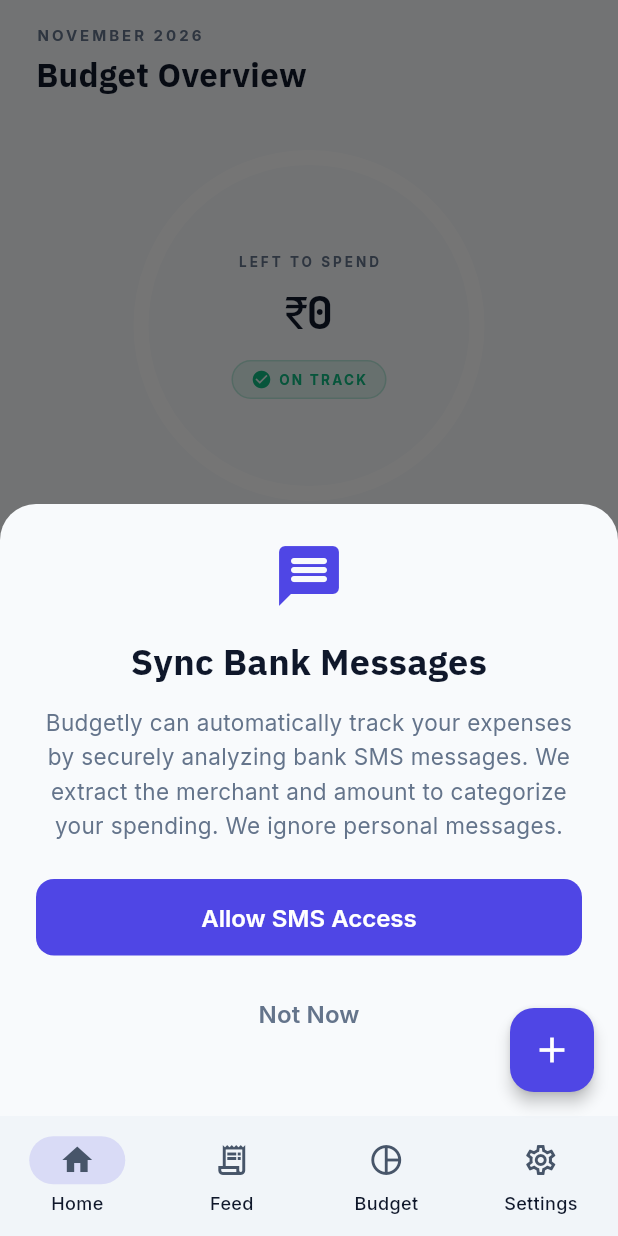
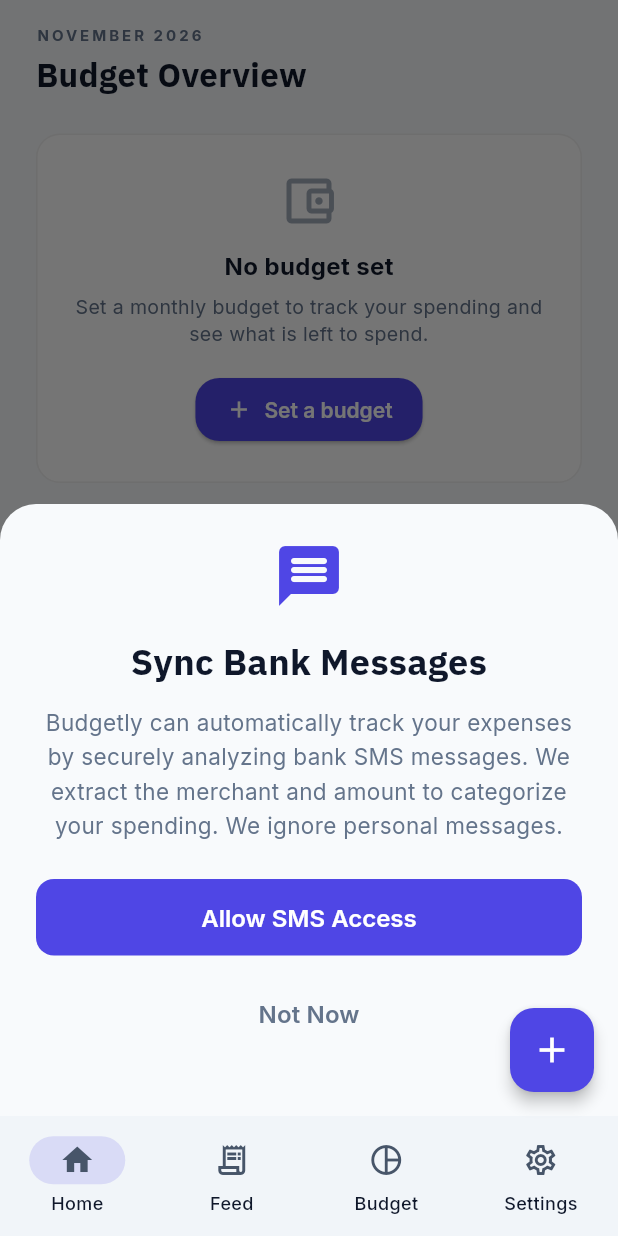
Before and after one commit to jayy2kok/budgetly, a Flutter app: the DashboardScreen screen opened by its route, on a phone screen of 412 x 824 dp. Run offline on Flutter 3.47's test engine with Material 3 defaults, Android fonts, the phone set to English and light mode, and no system bars; our stand-ins replace dio, flutter_riverpod, go_router, google_fonts, google_sign_in, permission_handler and 2 more; missing offline and left inert: flutter_sms_inbox, mobile_scanner; accounts and stored records are empty; network calls fail.

Commit message:
fix(app): no-budget dashboard shows set-a-budget state, not contradictory ring
Issue #22: a family with monthlyBudgetLimit = 0 and spend > 0 rendered a
positive "LEFT TO SPEND" amount next to the OVER BUDGET badge (the leftover
was abs()'d). Now:

- A zero/absent budget replaces the ring with an explicit "set a budget"
  empty state (mirrors the Budget tab) that still surfaces month spend and
  deep-links to the Budget tab.
- With a real budget, going over renders "OVER BY" + a negative overage
  (−₹X), so the ring can never show a positive leftover under OVER BUDGET.

Adds widget tests for totalBudget = 0 / totalSpent > 0, over-budget, and
within-budget cases.

Co-Authored-By: Claude Code <noreply@anthropic.com>

```diff
--- a/app/lib/screens/dashboard/dashboard_screen.dart
+++ b/app/lib/screens/dashboard/dashboard_screen.dart
@@ -296,18 +296,28 @@ class _BudgetRingSection extends StatelessWidget {
     required this.isLoading,
   });
 
+  /// A family with no monthly budget gets an explicit "set a budget" state
+  /// instead of a ring that cannot be filled.
+  bool get _hasBudget => totalBudget > 0;
+
   double get _spentPercent =>
-      totalBudget > 0 ? (totalSpent / totalBudget).clamp(0.0, 1.0) : 0.0;
+      _hasBudget ? (totalSpent / totalBudget).clamp(0.0, 1.0) : 0.0;
 
-  bool get _isOverBudget => totalSpent > totalBudget;
+  /// Over budget only makes sense once a real budget exists. With no budget
+  /// the empty state (not a warning badge) is shown, so this never claims the
+  /// family is "over budget" for a limit that was never set.
+  bool get _isOverBudget => _hasBudget && totalSpent > totalBudget;
 
   double get _leftToSpend => totalBudget - totalSpent;
 
-  String get _formattedLeft {
-    final abs = _leftToSpend.abs();
-    if (abs >= 100000) return '₹${(abs / 100000).toStringAsFixed(1)}L';
-    if (abs >= 1000) return '₹${NumberFormat('#,##,###').format(abs.toInt())}';
-    return '₹${abs.toStringAsFixed(0)}';
+  /// The overage when [totalSpent] exceeds [totalBudget].
+  double get _overBudgetAmount => totalSpent - totalBudget;
+
+  /// Compact amount without a currency symbol, e.g. `4,710` or `1.0L`.
+  String _formatAmount(double value) {
+    if (value >= 100000) return '${(value / 100000).toStringAsFixed(1)}L';
+    if (value >= 1000) return NumberFormat('#,##,###').format(value.toInt());
+    return value.toStringAsFixed(0);
   }
 
   @override
@@ -317,6 +327,12 @@ class _BudgetRingSection extends StatelessWidget {
         height: 256,
         child: Center(child: CircularProgressIndicator(strokeWidth: 2)),
       );
+    }
+
+    // No budget set — mirror the Budget tab's empty state instead of showing a
+    // ring that would read "OVER BUDGET" next to a positive leftover.
+    if (!_hasBudget) {
+      return _NoBudgetSection(totalSpent: totalSpent);
     }
 
     return SizedBox(
@@ -345,7 +361,7 @@ class _BudgetRingSection extends StatelessWidget {
                 mainAxisSize: MainAxisSize.min,
                 children: [
                   Text(
-                    'LEFT TO SPEND',
+                    _isOverBudget ? 'OVER BY' : 'LEFT TO SPEND',
                     style: GoogleFonts.inter(
                       fontSize: 9,
                       fontWeight: FontWeight.w700,
@@ -358,7 +374,10 @@ class _BudgetRingSection extends StatelessWidget {
                     TextSpan(
                       children: [
                         TextSpan(
-                          text: '₹',
+                          // Over budget renders a negative figure (−₹X) so the
+                          // ring can never show a positive "left to spend"
+                          // alongside the OVER BUDGET badge.
+                          text: _isOverBudget ? '−₹' : '₹',
                           style: GoogleFonts.jetBrainsMono(
                             fontSize: 30,
                             fontWeight: FontWeight.w400,
@@ -367,7 +386,9 @@ class _BudgetRingSection extends StatelessWidget {
                           ),
                         ),
                         TextSpan(
-                          text: _formattedLeft.replaceAll('₹', ''),
+                          text: _isOverBudget
+                              ? _formatAmount(_overBudgetAmount)
+                              : _formatAmount(_leftToSpend),
                           style: GoogleFonts.jetBrainsMono(
                             fontSize: 30,
                             fontWeight: FontWeight.w700,
@@ -379,7 +400,7 @@ class _BudgetRingSection extends StatelessWidget {
                     ),
                   ),
                   SizedBox(height: 10),
-                  // On Track badge
+                  // On Track / Over Budget badge
                   Container(
                     padding: EdgeInsets.symmetric(horizontal: 12, vertical: 5),
                     decoration: BoxDecoration(
@@ -431,6 +452,101 @@ class _BudgetRingSection extends StatelessWidget {
             ),
           ),
         ),
+      ),
+    );
+  }
+}
+
+// ─── No Budget Section ───
+/// Shown in place of the budget ring when the family has no monthly budget.
+/// Mirrors the Budget tab's "No budget set / Set a budget to track" language so
+/// the dashboard never shows a contradictory over-budget ring for a zero limit.
+class _NoBudgetSection extends StatelessWidget {
+  final double totalSpent;
+
+  const _NoBudgetSection({required this.totalSpent});
+
+  String get _formattedSpent {
+    if (totalSpent >= 100000) {
+      return '₹${(totalSpent / 100000).toStringAsFixed(1)}L';
+    }
+    if (totalSpent >= 1000) {
+      return '₹${NumberFormat('#,##,###').format(totalSpent.toInt())}';
+    }
+    return '₹${totalSpent.toStringAsFixed(0)}';
+  }
+
+  @override
+  Widget build(BuildContext context) {
+    return Container(
+      margin: EdgeInsets.symmetric(horizontal: 24),
+      padding: EdgeInsets.all(24),
+      decoration: BoxDecoration(
+        color: context.colors.cardSurface,
+        borderRadius: BorderRadius.circular(BudgetlyTheme.radiusCard),
+        border: Border.all(color: context.colors.borderSubtle),
+      ),
+      child: Column(
+        mainAxisSize: MainAxisSize.min,
+        children: [
+          Icon(
+            Icons.account_balance_wallet_outlined,
+            size: 40,
+            color: context.colors.textDim.withValues(alpha: 0.6),
+          ),
+          SizedBox(height: 12),
+          Text(
+            'No budget set',
+            style: GoogleFonts.inter(
+              fontSize: 16,
+              fontWeight: FontWeight.w700,
+              color: context.colors.textMain,
+            ),
+          ),
+          SizedBox(height: 6),
+          Text(
+            'Set a monthly budget to track your spending and see what is left to spend.',
+            textAlign: TextAlign.center,
+            style: GoogleFonts.inter(
+              fontSize: 13,
+              height: 1.4,
+              color: context.colors.textDim,
+            ),
+          ),
+          if (totalSpent > 0) ...[
+            SizedBox(height: 10),
+            Text(
+              '$_formattedSpent spent this month',
+              style: GoogleFonts.inter(
+                fontSize: 12,
+                fontWeight: FontWeight.w600,
+                color: context.colors.textMuted,
+              ),
+            ),
+          ],
+          SizedBox(height: 18),
+          ElevatedButton.icon(
+            onPressed: () => context.go(AppRoutes.budget),
+            icon: Icon(Icons.add, size: 18),
+            label: Text(
+              'Set a budget',
+              style: GoogleFonts.inter(
+                fontSize: 14,
+                fontWeight: FontWeight.w600,
+              ),
+            ),
+            style: ElevatedButton.styleFrom(
+              backgroundColor: context.colors.primary,
+              foregroundColor: Colors.white,
+              padding: EdgeInsets.symmetric(horizontal: 20, vertical: 12),
+              shape: RoundedRectangleBorder(
+                borderRadius: BorderRadius.circular(
+                  BudgetlyTheme.radiusCard,
+                ),
+              ),
+            ),
+          ),
+        ],
       ),
     );
   }
```
Also changed, not shown: 1 other file.
